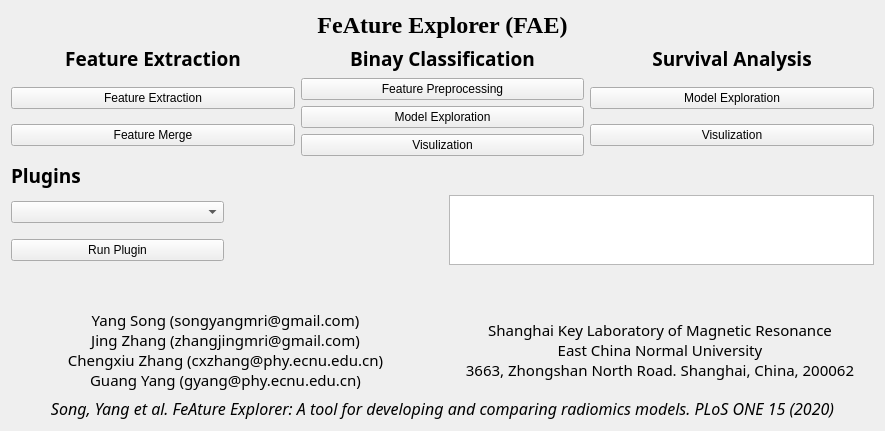
Above: HomeUI/HomePage.ui from salan668/FAE before the change. Below: the same form after it.
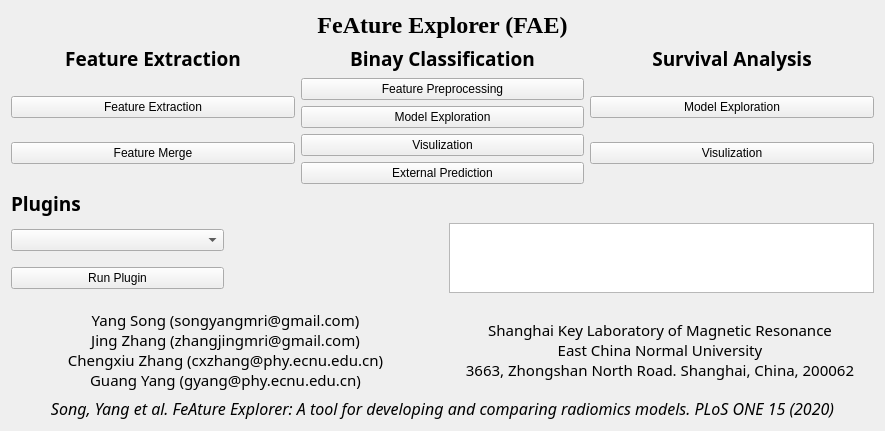
That is the form after the change.

Commit message: Add Model Prediction on the independent features. FIx bug of the Load PCC.

Diff of the .ui file:
```diff
--- a/HomeUI/HomePage.ui
+++ b/HomeUI/HomePage.ui
@@ -134,6 +134,13 @@
            </property>
           </widget>
          </item>
+         <item>
+          <widget class="QPushButton" name="buttonBcPrediction">
+           <property name="text">
+            <string>External Prediction</string>
+           </property>
+          </widget>
+         </item>
         </layout>
        </item>
        <item row="1" column="2">
```
The commit also changes 16 other files.
